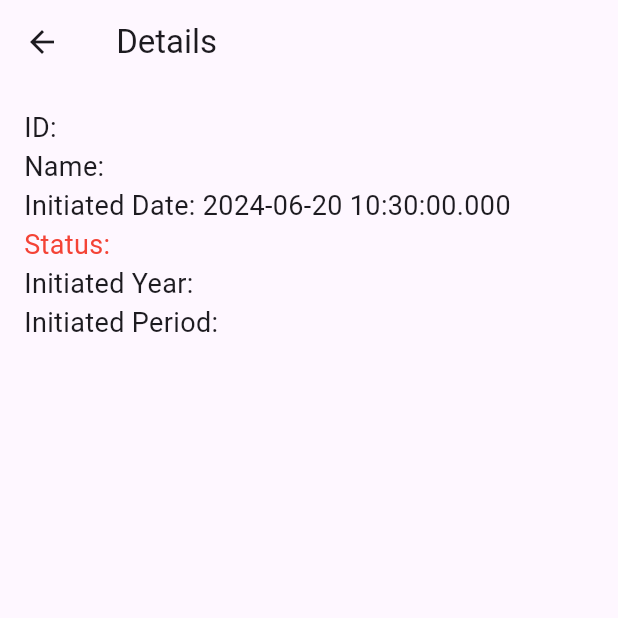
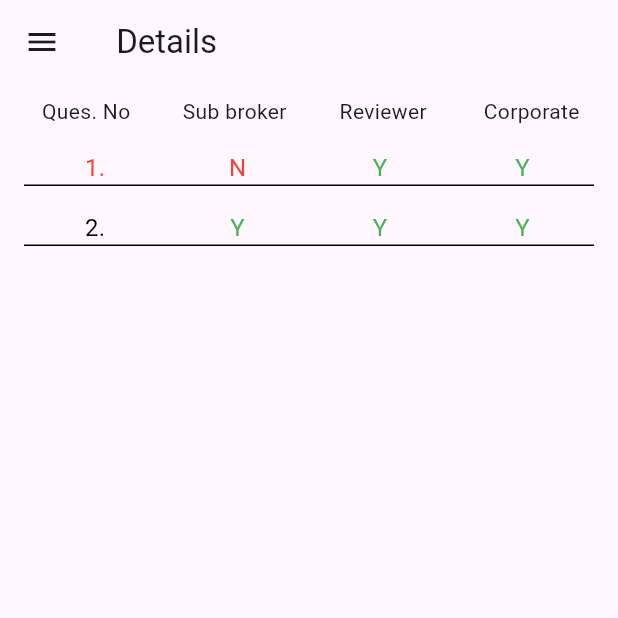
Before and after one commit to arya-singh-isec/sb_ap_audit_appv2, a Flutter app: the RejectedRecordPage screen opened directly with empty values, on a phone screen of 412 x 824 dp, the top half of it. Run offline on Flutter 3.47's test engine with Material 3 defaults, Android fonts, the phone set to English and light mode, and no system bars; our stand-ins replace dartz, equatable, flutter_bloc, internet_connection_checker; network calls fail.

Commit message:
feat: question list

```diff
--- /dev/null
+++ b/lib/features/questionTable/data/models/question_model.dart
@@ -0,0 +1,34 @@
+import '../../domain/entities/question.dart';
+
+
+class QuestionModel extends Question {
+  QuestionModel ({
+    required  String questionNo,
+    required  String subBroker,
+    required  String reviewer,
+    required  String corporate,
+  }):super(
+      questionNo: questionNo,
+      subBroker: subBroker,
+      reviewer: reviewer,
+      corporate: corporate
+  );
+
+
+  factory QuestionModel.fromJson(Map<String,dynamic>json){
+    return QuestionModel(questionNo: json['questionNo'],
+                          subBroker: json['subBroker'],
+                          reviewer: json['reviewer'],
+                          corporate: json['corporate']
+                          );
+  }
+
+  Map<String,dynamic> toJson(){
+    return {
+      'questionNo': questionNo,
+                          'subBroker': subBroker,
+                          'reviewer': reviewer,
+                          'corporate':corporate
+    };
+  }
+}
--- /dev/null
+++ b/lib/features/questionTable/data/repository/question_repository_impl.dart
@@ -0,0 +1,17 @@
+import '../../domain/entities/question.dart';
+import '../../domain/repositories/question_repository.dart';
+
+
+class QuestionRepositoryImpl implements QuestionRepository {
+  @override
+  Future<List<Question>> getQuestions() async{
+
+    await Future.delayed( Duration(seconds: 1));
+
+    return [
+      Question(questionNo: '1', subBroker: 'N', reviewer: 'Y', corporate: 'Y'),
+      Question(questionNo: '2', subBroker: 'Y', reviewer: 'Y', corporate: 'Y'),
+    ];
+
+  }
+}
--- /dev/null
+++ b/lib/features/questionTable/domain/entities/question.dart
@@ -0,0 +1,16 @@
+// lib/domain/entities/record.dart
+class Question {
+  final String questionNo;
+  final String subBroker;
+  final String reviewer;
+  final String corporate;
+
+
+  Question({
+    required this.questionNo,
+    required this.subBroker,
+    required this.reviewer,
+    required this.corporate,
+
+  });
+}
--- /dev/null
+++ b/lib/features/questionTable/domain/repositories/question_repository.dart
@@ -0,0 +1,6 @@
+
+import '../entities/question.dart';
+
+abstract class QuestionRepository {
+  Future<List<Question>> getQuestions();
+}
--- /dev/null
+++ b/lib/features/questionTable/domain/usecases/get_questions.dart
@@ -0,0 +1,14 @@
+// lib/domain/usecases/get_records.dart
+import '../entities/question.dart';
+import '../repositories/question_repository.dart';
+
+
+class GetQuestion {
+  final QuestionRepository repository;
+
+  GetQuestion(this.repository);
+
+  Future<List<Question>> call() async {
+    return await repository.getQuestions();
+  }
+}
--- /dev/null
+++ b/lib/features/questionTable/presentation/blocs/question_bloc.dart
@@ -0,0 +1,39 @@
+import 'package:flutter_bloc/flutter_bloc.dart';
+import '../../domain/entities/question.dart';
+import '../../domain/usecases/get_questions.dart';
+
+
+
+abstract class QuestionState {}
+
+
+class QuestionInitial extends QuestionState {}
+
+
+class QuestionLoading extends QuestionState{}
+
+class QuestionLoaded extends QuestionState{
+  final List<Question> question;
+  QuestionLoaded(this.question);
+}
+
+class QuestionError extends QuestionState {
+  final String message;
+  QuestionError(this.message);
+
+}
+
+
+class QuestionCubit extends Cubit<QuestionState>{
+  final GetQuestion getQuestions;
+  QuestionCubit({required this.getQuestions}):super(QuestionInitial());
+  Future<void>fetchQuestions() async {
+    try{
+      emit (QuestionLoading());
+      final  question=await getQuestions();
+      emit(QuestionLoaded(question));
+    }catch(e){
+      emit(QuestionError(e.toString()));
+    }
+  }
+}
--- /dev/null
+++ b/lib/features/questionTable/presentation/pages/rejected_record_page.dart
@@ -0,0 +1,121 @@
+// lib/presentation/pages/rejected_record_page.dart
+import 'package:flutter/material.dart';
+import 'package:flutter_bloc/flutter_bloc.dart';
+import 'package:sb_ap_audit_appv2/features/questionTable/presentation/blocs/question_bloc.dart';
+import '../../domain/usecases/get_questions.dart';
+import '../../../summary/domain/entities/record.dart';
+import '../../data/repository/question_repository_impl.dart';
+import '../widget/question_card.dart';
+import '../../domain/entities/question.dart';
+
+class RejectedRecordPage extends StatelessWidget {
+  final Record record;
+
+  const RejectedRecordPage({required this.record, Key? key}) : super(key: key);
+
+  void _showQuestionDetail(BuildContext context, Question question) {
+    showModalBottomSheet(
+
+
+      context: context,
+      isScrollControlled: true,
+      builder: (BuildContext context) {
+        return DraggableScrollableSheet(
+          expand: false,
+          builder: (BuildContext context, ScrollController scrollController) {
+            return SingleChildScrollView(
+
+              controller: scrollController,
+              child: Padding(
+
+                padding: const EdgeInsets.all(16.0),
+                child: Container(
+                  width: double.infinity,
+                  child: Column(
+
+                    crossAxisAlignment: CrossAxisAlignment.start,
+                    children: [
+                      Text(
+                        'Question No: ${question.questionNo}',
+                        style: TextStyle(fontSize: 18, fontWeight: FontWeight.bold),
+                      ),
+                      SizedBox(height: 8),
+                      Text('Sub Broker: ${question.subBroker}'),
+                      SizedBox(height: 8),
+                      Text('Reviewer: ${question.reviewer}'),
+                      SizedBox(height: 8),
+                      Text('Corporate: ${question.corporate}'),
+
+                    ],
+                  ),
+                ),
+              ),
+            );
+          },
+        );
+      },
+    );
+  }
+
+  @override
+  Widget build(BuildContext context) {
+    final questionRepository = QuestionRepositoryImpl();
+    final getQuestion = GetQuestion(questionRepository);
+
+    return BlocProvider(
+      create: (context) => QuestionCubit(getQuestions: getQuestion)..fetchQuestions(),
+      child: Scaffold(
+        appBar: AppBar(
+          title: Text('${record.name} Details'),
+          leading: IconButton(
+            icon: const Icon(Icons.menu),
+            onPressed: () {
+              Scaffold.of(context).openDrawer();
+            },
+          ),
+        ),
+        body: BlocBuilder<QuestionCubit, QuestionState>(
+          builder: (context, state) {
+            if (state is QuestionInitial) {
+              return const Center(child: Text('Please wait while we fetch data...'));
+            } else if (state is QuestionLoading) {
+              return const Center(child: CircularProgressIndicator());
+            } else if (state is QuestionLoaded) {
+              return Column(
+                children: [
+                  Padding(
+                    padding: const EdgeInsets.all(8.0),
+                    child: Row(
+                      children: const [
+                        Expanded(child: Text('Ques. No', textAlign: TextAlign.center)),
+                        Expanded(child: Text('Sub broker', textAlign: TextAlign.center)),
+                        Expanded(child: Text('Reviewer', textAlign: TextAlign.center)),
+                        Expanded(child: Text('Corporate', textAlign: TextAlign.center)),
+                      ],
+                    ),
+                  ),
+                  Expanded(
+                    child: ListView.builder(
+                      itemCount: state.question.length,
+                      itemBuilder: (context, index) {
+                        final question = state.question[index];
+                        return GestureDetector(
+                          onTap: () => _showQuestionDetail(context, question),
+                          child: QuestionCard(question: question),
+                        );
+                      },
+                    ),
+                  ),
+                ],
+              );
+            } else if (state is QuestionError) {
+              return Center(child: Text(state.message));
+            } else {
+              return const Center(child: Text('Unexpected state'));
+            }
+          },
+        ),
+      ),
+    );
+  }
+}
--- /dev/null
+++ b/lib/features/questionTable/presentation/widget/question_card.dart
@@ -0,0 +1,69 @@
+// lib/presentation/widgets/question_card.dart
+import 'package:flutter/material.dart';
+import '../../domain/entities/question.dart';
+
+class QuestionCard extends StatelessWidget {
+  final Question question;
+
+  QuestionCard({required this.question});
+
+  @override
+  Widget build(BuildContext context) {
+    bool isAnyFieldN = question.subBroker == 'N' || question.reviewer == 'N' || question.corporate == 'N';
+    Color textColor(String value) => value == 'N' ? Colors.red : Colors.green;
+
+    return Container(
+      margin: EdgeInsets.symmetric(vertical: 8.0, horizontal: 16.0),
+      decoration: const BoxDecoration(
+        border: Border(
+          bottom: BorderSide(color: Colors.black),
+        ),
+      ),
+      child: Row(
+        crossAxisAlignment: CrossAxisAlignment.start,
+        children: [
+          Expanded(
+            child: Text(
+              '${question.questionNo}.',
+              style: TextStyle(
+                fontSize: 16,
+                color: isAnyFieldN ? Colors.red : Colors.black,
+              ),
+              textAlign: TextAlign.center,
+            ),
+          ),
+          Expanded(
+            child: Text(
+              question.subBroker,
+              style: TextStyle(
+                fontSize: 16,
+                color: textColor(question.subBroker),
+              ),
+              textAlign: TextAlign.center,
+            ),
+          ),
+          Expanded(
+            child: Text(
+              question.reviewer,
+              style: TextStyle(
+                fontSize: 16,
+                color: textColor(question.reviewer),
+              ),
+              textAlign: TextAlign.center,
+            ),
+          ),
+          Expanded(
+            child: Text(
+              question.corporate,
+              style: TextStyle(
+                fontSize: 16,
+                color: textColor(question.corporate),
+              ),
+              textAlign: TextAlign.center,
+            ),
+          ),
+        ],
+      ),
+    );
+  }
+}
--- a/lib/features/summary/presentation/pages/rejected_record_page.dart
+++ /dev/null
@@ -1,32 +0,0 @@
-// lib/presentation/pages/rejected_record_page.dart
-import 'package:flutter/material.dart';
-import '../../domain/entities/record.dart';
-
-class RejectedRecordPage extends StatelessWidget {
-  final Record record;
-
-  const RejectedRecordPage({required this.record, Key? key}) : super(key: key);
-
-  @override
-  Widget build(BuildContext context) {
-    return Scaffold(
-      appBar: AppBar(
-        title: Text('${record.name} Details'),
-      ),
-      body: Padding(
-        padding: const EdgeInsets.all(16.0),
-        child: Column(
-          crossAxisAlignment: CrossAxisAlignment.start,
-          children: [
-            Text('ID: ${record.id}', style: const TextStyle(fontSize: 18)),
-            Text('Name: ${record.name}', style: const TextStyle(fontSize: 18)),
-            Text('Initiated Date: ${record.initiatedDate.toLocal()}', style: const TextStyle(fontSize: 18)),
-            Text('Status: ${record.status}', style: const TextStyle(fontSize: 18, color: Colors.red)),
-            Text('Initiated Year: ${record.initiatedYear}', style: const TextStyle(fontSize: 18)),
-            Text('Initiated Period: ${record.initiatedPeriod}', style: const TextStyle(fontSize: 18)),
-          ],
-        ),
-      ),
-    );
-  }
-}
```
Also changed, not shown: lib/core/app.dart (+6 -2 lines), lib/features/selection/presentation/pages/selection_screen.dart (+0 -36 lines), lib/features/summary/presentation/pages/record_list.dart (added, +67 -0 lines), lib/features/summary/presentation/pages/rocord_list.dart (deleted, +0 -73 lines), pubspec.yaml (+11 -11 lines).
